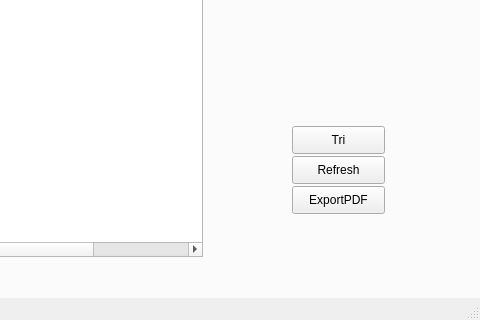
Qt form projetc++/mainwindow.ui (24-25PCPP2A27/projet2a-2a27-smart-clothing-store) before a commit; both pictures show x 320 to 800 and y 280 to 600 of the 800 by 600 pixel window.
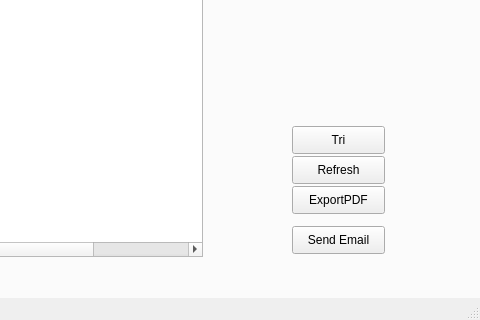
The same form after that commit.

```diff
--- a/projetc++/mainwindow.ui
+++ b/projetc++/mainwindow.ui
@@ -234,6 +234,19 @@
        <string>ExportPDF</string>
       </property>
      </widget>
+     <widget class="QPushButton" name="pushButton_sendEmail">
+      <property name="geometry">
+       <rect>
+        <x>600</x>
+        <y>460</y>
+        <width>93</width>
+        <height>28</height>
+       </rect>
+      </property>
+      <property name="text">
+       <string>Send Email</string>
+      </property>
+     </widget>
     </widget>
     <widget class="QWidget" name="tab_3">
      <attribute name="title">
```
